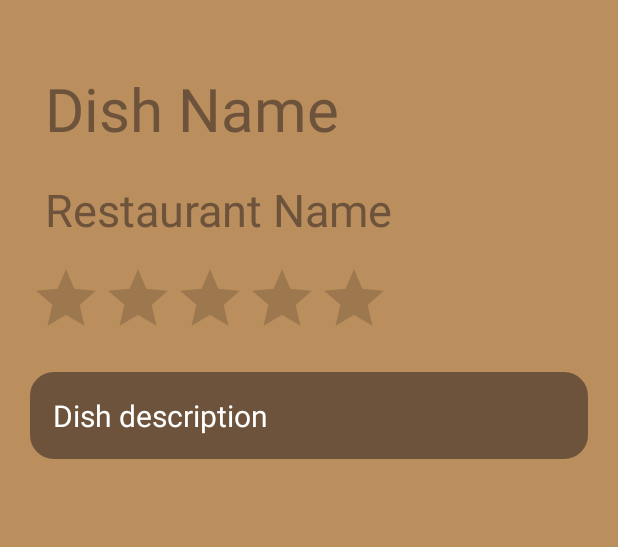
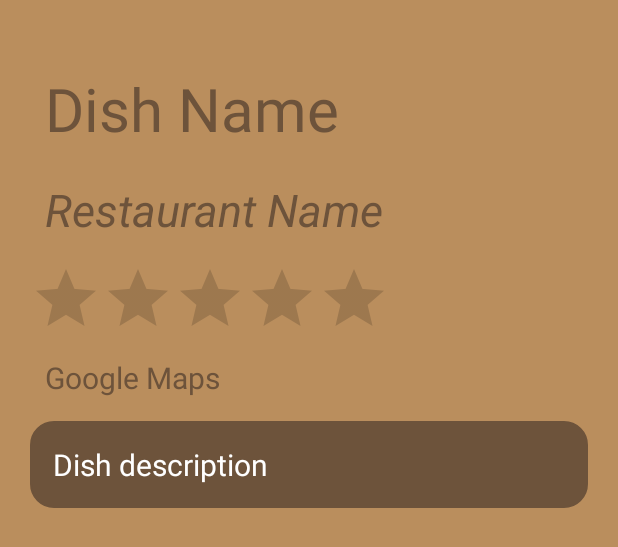
Before and after one commit to sophtsai/Munchies-Food-App, an Android app: the layout activity_restaurant.xml on its own in the app's theme, with its tools: preview values and no code run, on a phone screen of 412 x 824 dp. Shown: the top 547 px of the screen. Run offline under Robolectric (Android 15) with nearby library versions, the light colour scheme and no system bars.

Commit message:
Update restaurant dish view

```diff
--- a/app/src/main/java/com/example/groupproject/MainActivity.kt
+++ b/app/src/main/java/com/example/groupproject/MainActivity.kt
@@ -6,6 +6,7 @@ import android.os.Bundle
 class MainActivity : AppCompatActivity() {
     override fun onCreate(savedInstanceState: Bundle?) {
         super.onCreate(savedInstanceState)
-        setContentView(R.layout.activity_main)
+//        setContentView(R.layout.activity_main)
+        setContentView(R.layout.activity_restaurant)
     }
 }
--- a/app/src/main/res/layout/activity_restaurant.xml
+++ b/app/src/main/res/layout/activity_restaurant.xml
@@ -8,7 +8,7 @@
 
     <TextView
         android:id="@+id/dishName"
-        android:layout_width="wrap_content"
+        android:layout_width="match_parent"
         android:layout_height="wrap_content"
         android:text="Dish Name"
         android:textSize="40sp"
@@ -21,24 +21,42 @@
 
     <TextView
         android:id="@+id/restaurantName"
-        android:layout_width="wrap_content"
+        android:layout_width="match_parent"
         android:layout_height="wrap_content"
         android:text="Restaurant Name"
+        android:textStyle="italic"
         android:textSize="30sp"
         android:textColor="@color/mud"
         android:layout_marginTop="20dp"
+        android:layout_marginStart="30dp"
         android:layout_marginEnd="30dp"
         app:layout_constraintTop_toBottomOf="@id/dishName"
-        app:layout_constraintStart_toStartOf="@id/dishName"/>
+        app:layout_constraintStart_toStartOf="parent"
+        app:layout_constraintEnd_toEndOf="parent"/>
 
     <RatingBar
         android:id="@+id/dishRating"
+        android:progressTint="@color/forest_green"
         android:layout_width="wrap_content"
         android:layout_height="wrap_content"
         android:layout_marginTop="15dp"
         android:layout_marginStart="20dp"
         app:layout_constraintTop_toBottomOf="@id/restaurantName"
         app:layout_constraintStart_toStartOf="parent"/>
+
+    <TextView
+        android:id="@+id/mapsField"
+        android:layout_width="match_parent"
+        android:layout_height="wrap_content"
+        android:text="Google Maps"
+        android:textSize="20sp"
+        android:textColor="@color/mud"
+        android:layout_marginTop="5dp"
+        android:layout_marginStart="30dp"
+        android:layout_marginEnd="30dp"
+        app:layout_constraintTop_toBottomOf="@id/dishRating"
+        app:layout_constraintStart_toStartOf="parent"
+        app:layout_constraintEnd_toEndOf="parent"/>
 
     <TextView
         android:id="@+id/dishDescription"
@@ -52,7 +70,7 @@
         android:layout_marginTop="15dp"
         android:layout_marginStart="20dp"
         android:layout_marginEnd="20dp"
-        app:layout_constraintTop_toBottomOf="@id/dishRating"
+        app:layout_constraintTop_toBottomOf="@id/mapsField"
         app:layout_constraintStart_toStartOf="parent"
         app:layout_constraintEnd_toEndOf="parent"/>
 </androidx.constraintlayout.widget.ConstraintLayout>
```
